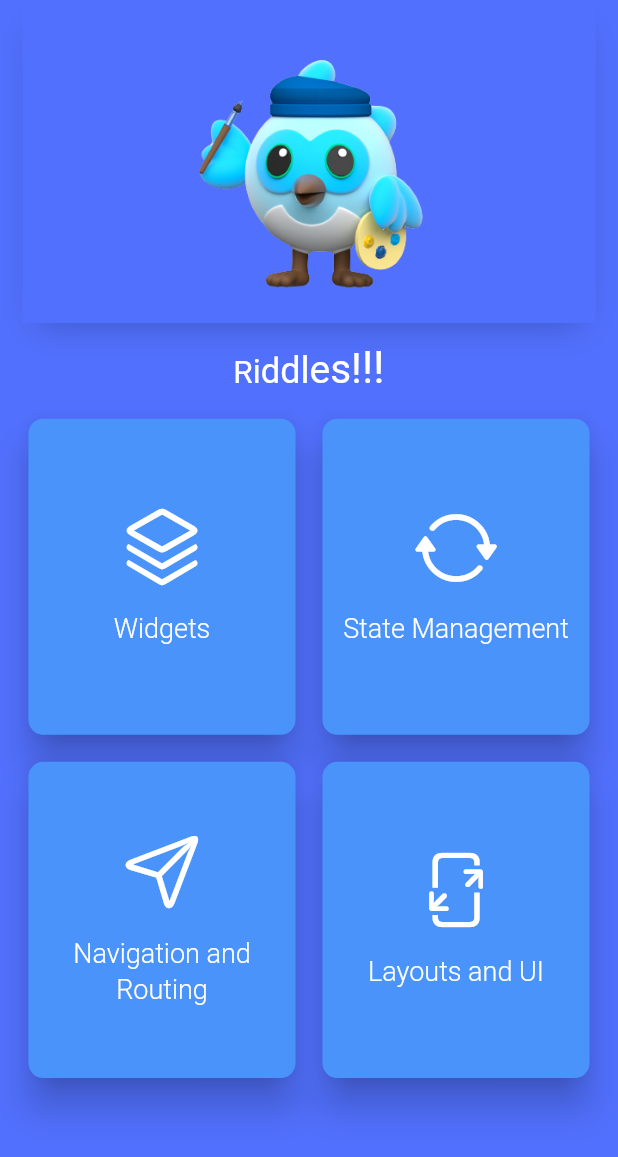
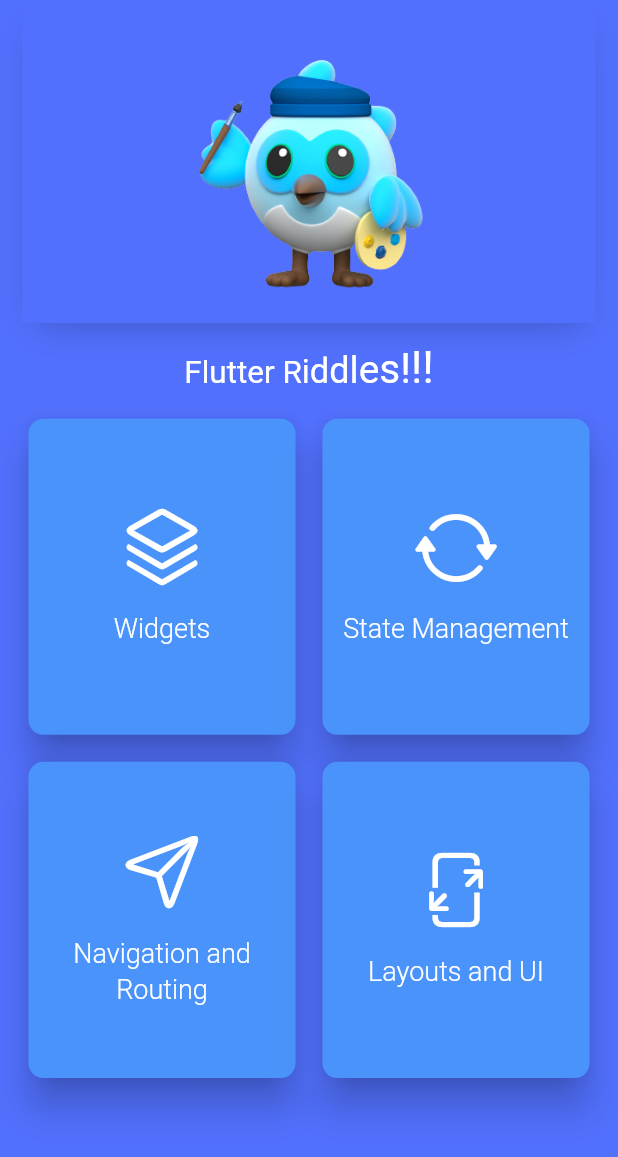
Before and after one commit to Richmond-Nunoo/Flutter-Riddles, a Flutter app: the screen it shows after launch, on a phone screen of 412 x 824 dp. Shown: the top 1157 px of the screen. Run offline on Flutter 3.47's test engine with Material 2 defaults, Android fonts, the phone set to English and light mode, and no system bars; our stand-ins replace appinio_swiper, flip_card.

Commit message:
screenshots added

```diff
--- a/lib/main.dart
+++ b/lib/main.dart
@@ -14,7 +14,7 @@
   Widget build(BuildContext context) {
     return MaterialApp(
       debugShowCheckedModeBanner: false,
-      title: 'FlashCard Quiz',
+      title: 'Flutter Riddles',
       theme: ThemeData(
         colorScheme: ColorScheme.fromSeed(
           seedColor: Colors.deepPurple,
--- a/lib/views/home_screen.dart
+++ b/lib/views/home_screen.dart
@@ -39,6 +39,15 @@
                 child: RichText(
                   text: TextSpan(
                     children: [
+                      TextSpan(
+                        text: "Flutter ",
+                        style:
+                            Theme.of(context).textTheme.headlineSmall!.copyWith(
+                                  fontSize: 21,
+                                  color: Colors.white,
+                                  fontWeight: FontWeight.w400,
+                                ),
+                      ),
                       for (var i = 0; i < "Riddles!!!".length; i++) ...[
                         TextSpan(
                           text: "Riddles!!!"[i],
```
Also changed, not shown: 5 other files.
